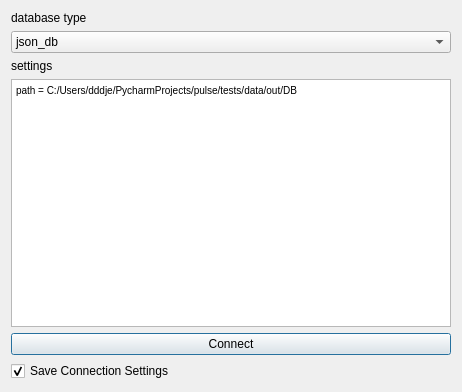
The window that qti/connect_database.ui (dddjef/pulse) describes before a commit, drawn with Qt 5.
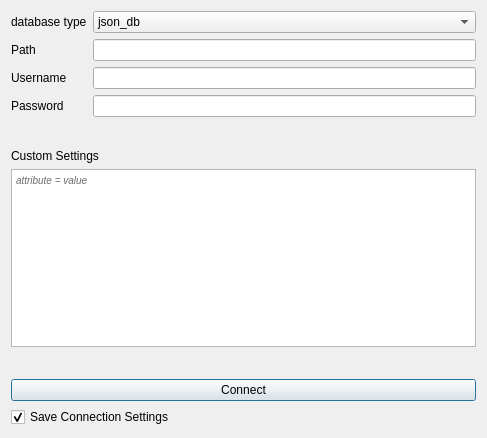
The same window after the commit.

Commit message: force a path, username and password parameter to standardize the pulse connection

The edit to the form file:
```diff
--- a/qti/connect_database.ui
+++ b/qti/connect_database.ui
@@ -6,8 +6,8 @@
    <rect>
     <x>0</x>
     <y>0</y>
-    <width>462</width>
-    <height>392</height>
+    <width>487</width>
+    <height>438</height>
    </rect>
   </property>
   <property name="windowTitle">
@@ -17,9 +17,8 @@
    <item row="0" column="0">
     <layout class="QVBoxLayout" name="verticalLayout">
      <item>
-      <layout class="QHBoxLayout" name="horizontalLayout"/>
-     </item>
-     <item>
+      <layout class="QFormLayout" name="formLayout_2">
+       <item row="0" column="0">
       <widget class="QLabel" name="label">
        <property name="text">
         <string>database type</string>
@@ -29,7 +28,7 @@
        </property>
       </widget>
      </item>
-     <item>
+       <item row="0" column="1">
       <widget class="QComboBox" name="typeComboBox">
        <item>
         <property name="text">
@@ -43,10 +42,59 @@
        </item>
       </widget>
      </item>
+       <item row="1" column="0">
+        <widget class="QLabel" name="label_2">
+         <property name="text">
+          <string>Path</string>
+         </property>
+        </widget>
+       </item>
+       <item row="1" column="1">
+        <widget class="QLineEdit" name="path_lineEdit"/>
+       </item>
+       <item row="2" column="0">
+        <widget class="QLabel" name="label_3">
+         <property name="text">
+          <string>Username</string>
+         </property>
+        </widget>
+       </item>
+       <item row="2" column="1">
+        <widget class="QLineEdit" name="username_lineEdit"/>
+       </item>
+       <item row="3" column="0">
+        <widget class="QLabel" name="label_4">
+         <property name="text">
+          <string>Password</string>
+         </property>
+        </widget>
+       </item>
+       <item row="3" column="1">
+        <widget class="QLineEdit" name="password_lineEdit">
+         <property name="echoMode">
+          <enum>QLineEdit::Password</enum>
+         </property>
+        </widget>
+       </item>
+      </layout>
+     </item>
+     <item>
+      <spacer name="verticalSpacer">
+       <property name="orientation">
+        <enum>Qt::Vertical</enum>
+       </property>
+       <property name="sizeHint" stdset="0">
+        <size>
+         <width>20</width>
+         <height>40</height>
+        </size>
+       </property>
+      </spacer>
+     </item>
      <item>
       <widget class="QLabel" name="settingsLabel">
        <property name="text">
-        <string>settings</string>
+        <string>Custom Settings</string>
        </property>
       </widget>
      </item>
@@ -57,13 +105,26 @@
 &lt;html&gt;&lt;head&gt;&lt;meta name=&quot;qrichtext&quot; content=&quot;1&quot; /&gt;&lt;style type=&quot;text/css&quot;&gt;
 p, li { white-space: pre-wrap; }
 &lt;/style&gt;&lt;/head&gt;&lt;body style=&quot; font-family:'MS Shell Dlg 2'; font-size:7.8pt; font-weight:400; font-style:normal;&quot;&gt;
-&lt;p style=&quot; margin-top:0px; margin-bottom:0px; margin-left:0px; margin-right:0px; -qt-block-indent:0; text-indent:0px;&quot;&gt;path = C:/Users/dddje/PycharmProjects/pulse/tests/data/out/DB&lt;/p&gt;&lt;/body&gt;&lt;/html&gt;</string>
+&lt;p style=&quot; margin-top:0px; margin-bottom:0px; margin-left:0px; margin-right:0px; -qt-block-indent:0; text-indent:0px;&quot;&gt;&lt;span style=&quot; font-style:italic; color:#6b6b6b;&quot;&gt;attribute = value&lt;/span&gt;&lt;/p&gt;&lt;/body&gt;&lt;/html&gt;</string>
        </property>
        <property name="acceptRichText">
         <bool>false</bool>
        </property>
       </widget>
      </item>
+     <item>
+      <spacer name="verticalSpacer_2">
+       <property name="orientation">
+        <enum>Qt::Vertical</enum>
+       </property>
+       <property name="sizeHint" stdset="0">
+        <size>
+         <width>20</width>
+         <height>40</height>
+        </size>
+       </property>
+      </spacer>
+     </item>
      <item>
       <widget class="QPushButton" name="connectButton">
        <property name="text">
```
Left out of the diff: 5 changed lines with no effect on the pictures. Lines whose indentation alone changed are shown as unchanged. The commit also changes 5 other files.
